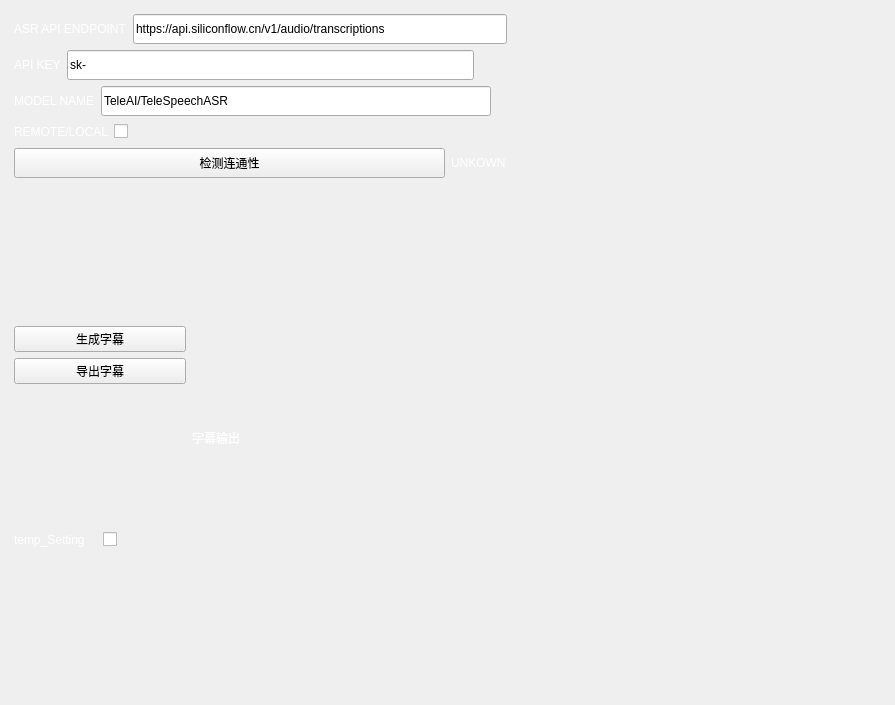
This is gui/uis/pages/main_pages.ui in LXRluck/CSCC-UJS-apps as Qt 5 draws it before an edit. The edited form follows.
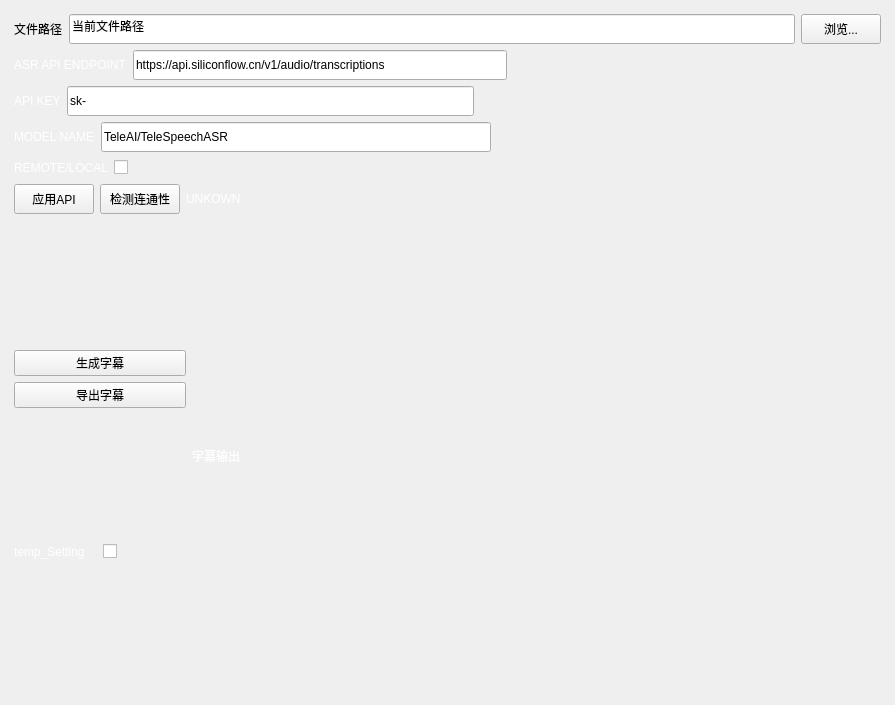
This is the edited form. The open tabs and pages were chosen to show the change. Custom widgets are drawn as their Qt base class.

Patch:
```diff
--- a/gui/uis/pages/main_pages.ui
+++ b/gui/uis/pages/main_pages.ui
@@ -386,7 +386,44 @@
       </layout>
      </widget>
      <widget class="QWidget" name="page_tool">
-      <layout class="QVBoxLayout" name="verticalLayout_9">
+      <layout class="QVBoxLayout" name="verticalLayout_2">
+       <item>
+        <layout class="QHBoxLayout" name="horizontalLayout_15" stretch="0,6,0">
+         <item>
+          <widget class="QLabel" name="label_7">
+           <property name="text">
+            <string>文件路径</string>
+           </property>
+          </widget>
+         </item>
+         <item>
+          <widget class="PyLineEdit" name="line_file">
+           <property name="minimumSize">
+            <size>
+             <width>0</width>
+             <height>30</height>
+            </size>
+           </property>
+           <property name="text">
+            <string>当前文件路径</string>
+           </property>
+          </widget>
+         </item>
+         <item>
+          <widget class="PyPushButton" name="btn_file">
+           <property name="minimumSize">
+            <size>
+             <width>0</width>
+             <height>30</height>
+            </size>
+           </property>
+           <property name="text">
+            <string>浏览...</string>
+           </property>
+          </widget>
+         </item>
+        </layout>
+       </item>
        <item>
         <layout class="QHBoxLayout" name="horizontalLayout_5" stretch="0,0,0">
          <item>
@@ -547,6 +584,19 @@
        </item>
        <item>
         <layout class="QHBoxLayout" name="horizontalLayout_11">
+         <item>
+          <widget class="PyPushButton" name="btn_apply">
+           <property name="minimumSize">
+            <size>
+             <width>0</width>
+             <height>30</height>
+            </size>
+           </property>
+           <property name="text">
+            <string>应用API</string>
+           </property>
+          </widget>
+         </item>
          <item>
           <widget class="PyPushButton" name="btn_check">
            <property name="minimumSize">
@@ -571,6 +621,19 @@
            </property>
           </widget>
          </item>
+         <item>
+          <spacer name="horizontalSpacer_5">
+           <property name="orientation">
+            <enum>Qt::Orientation::Horizontal</enum>
+           </property>
+           <property name="sizeHint" stdset="0">
+            <size>
+             <width>40</width>
+             <height>20</height>
+            </size>
+           </property>
+          </spacer>
+         </item>
         </layout>
        </item>
        <item>
```
Left out of the diff: 8 changed lines with no effect on the pictures.
